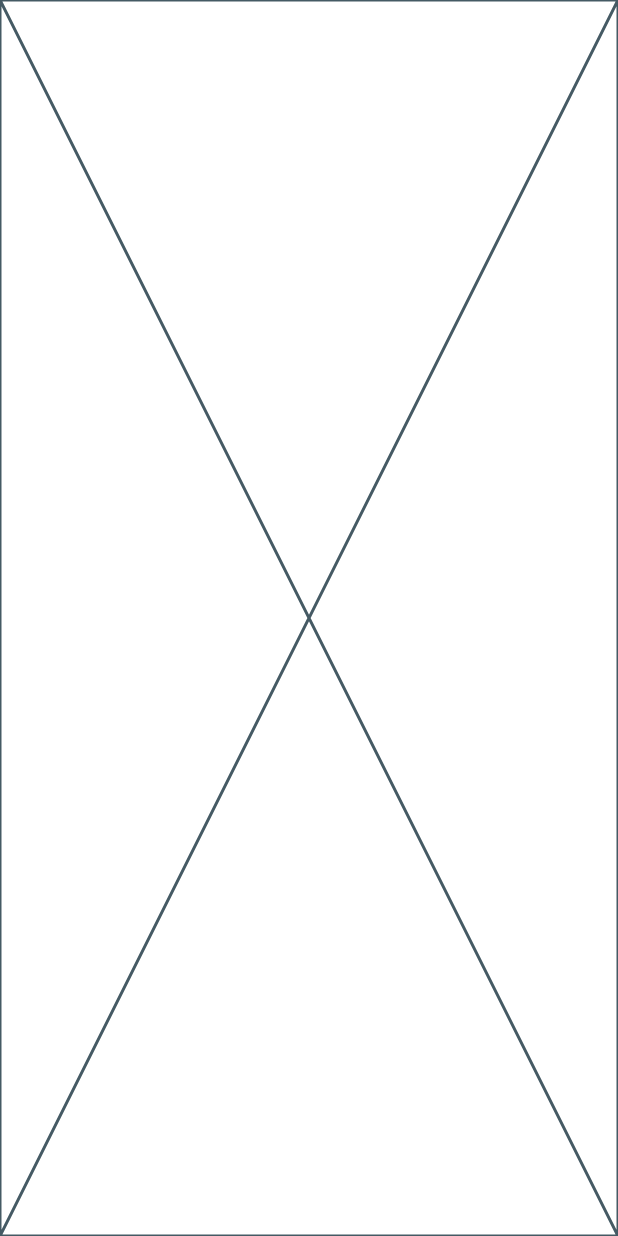
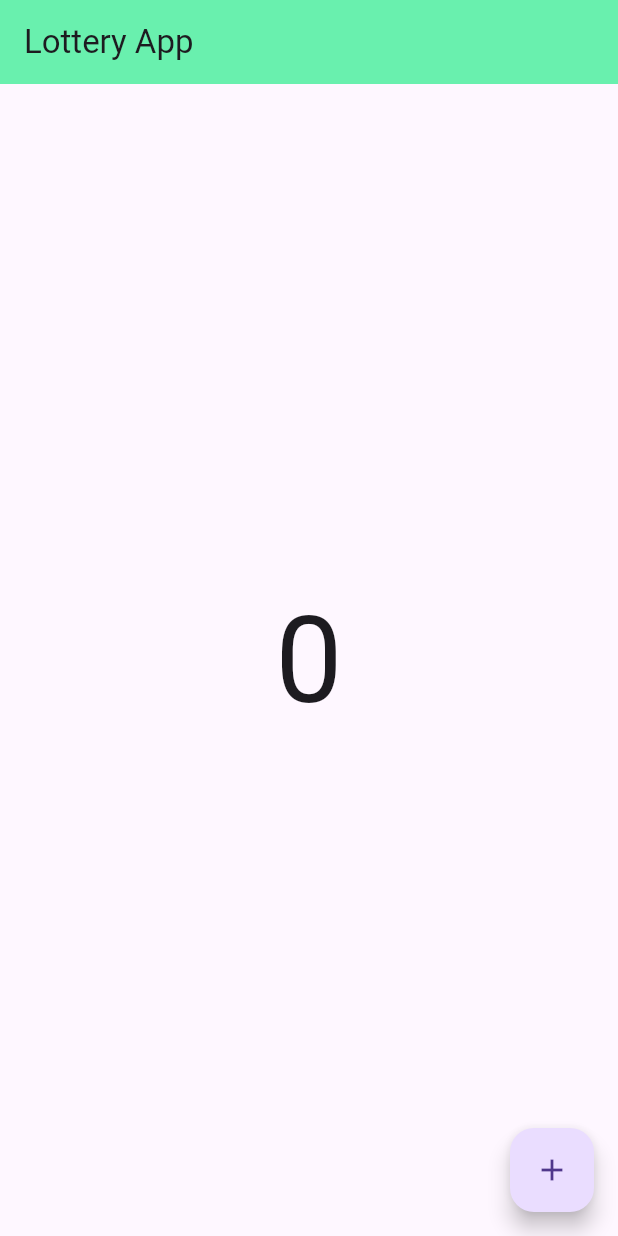
Before and after one commit to FazalHamzaKhan12/lottery_app_from_bootcamp2022, a Flutter app: the screen it shows after launch, on a phone screen of 412 x 824 dp. Run offline on Flutter 3.47's test engine with Material 3 defaults, Android fonts, the phone set to English and light mode, and no system bars.

Commit message:
Update main.dart

```diff
--- a/lib/main.dart
+++ b/lib/main.dart
@@ -4,12 +4,39 @@ void main() {
   runApp(const MyApp());
 }
 
-
-class MyApp extends StatelessWidget {
+class MyApp extends StatefulWidget {
   const MyApp({super.key});
 
   @override
+  State<MyApp> createState() => _MyAppState();
+}
+
+class _MyAppState extends State<MyApp> {
+   int x = 0;
+
+  @override
   Widget build(BuildContext context) {
-    return const Placeholder();
+    return MaterialApp(
+      home: Scaffold(
+        appBar: AppBar(
+          title: Text("Lottery App"),
+          backgroundColor: Colors.greenAccent,
+        ),
+        body: SafeArea(
+          child: Center(
+            child: Text(
+              x.toString(),
+              style: TextStyle(fontSize: 80),
+            ),
+          ),
+        ),
+        floatingActionButton: FloatingActionButton(
+          onPressed: () {
+            x++ ;
+          },
+          child: const Icon(Icons.add),
+        ),
+      ),
+    );
   }
 }
```
